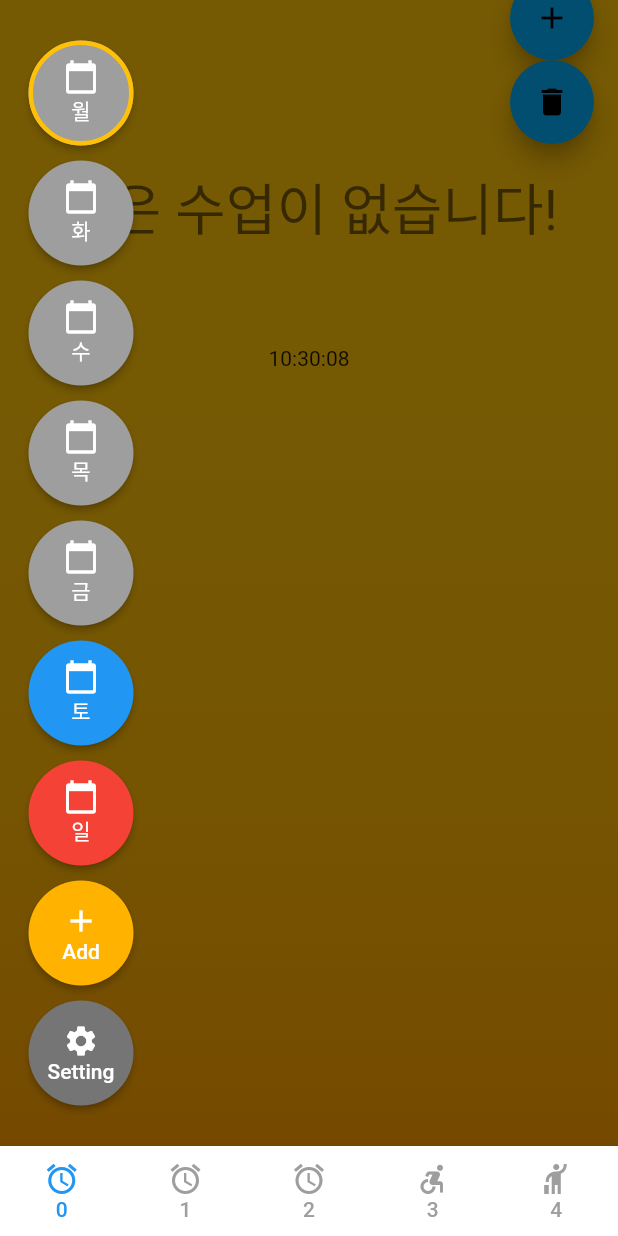
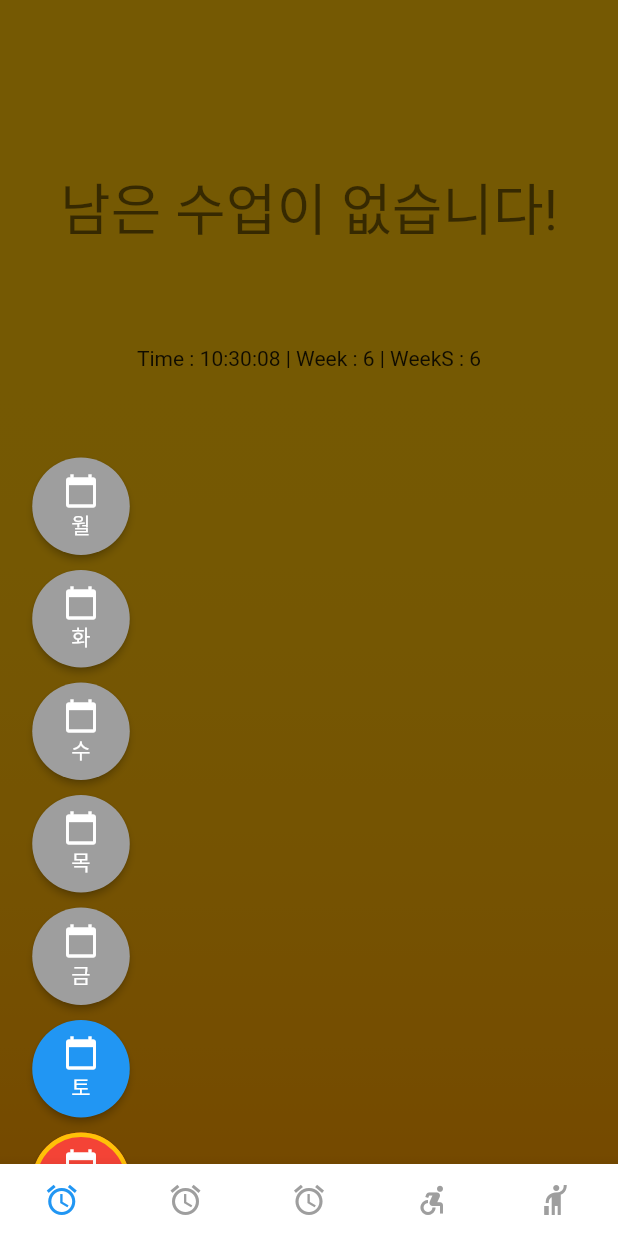
Before and after one commit to rooky0509/ontime, a Flutter app: the screen it shows after launch, with the side drawer open, on a phone screen of 412 x 824 dp. Run offline on Flutter 3.47's test engine with Material 2 defaults, Android fonts, the light colour scheme and no system bars; our stand-ins replace shared_preferences.

Commit message:
Drawer 여백추가 / listview: seekSelectIndex구별함

```diff
--- a/lib/TimeTable.dart
+++ b/lib/TimeTable.dart
@@ -20,6 +20,7 @@
 
   DateTime today = DateTime.now();
   int weekActiveIndex = 0;
+  int weekSelectIndex = -1;
   int cellActiveIndex = -1;
 
   List<String> weektoText = ["월","화","수","목","금","토","일","ㅗ"];
@@ -63,7 +64,8 @@
     _timer = Timer.periodic(const Duration(milliseconds: 50), (timer) {
       setState(() {
         today = DateTime.now();
-        weekActiveIndex = 0;//today.weekday-1;
+        weekActiveIndex = today.weekday-1;
+        if(weekSelectIndex==-1) weekSelectIndex = weekActiveIndex;
         int cellEndNextIndex = data[weekActiveIndex]!.indexWhere((element)=>element.remainDuration(today)["endYet"]);
         cellActiveIndex = cellEndNextIndex;
         timerTest++;
@@ -161,7 +163,7 @@
   Widget build(BuildContext context) {
     if(!timerIsPlaying) {
       timerIsPlaying = true;
-      load(0);
+      data.forEach((k,v) => load(k));
       start();
     }
     //https://www.youtube.com/watch?v=T4Uehk3_wlY
@@ -200,7 +202,7 @@
                 func: (e){},
                 isMainCell: true)//Cell(label: "1교시$timerTest",subject: "과학",detail: "가나다",start: [08,30,00], end: [09,20,00]))
             ),
-            Positioned(bottom: 0, child: Text(DateFormat.Hms().format(today))),
+            Positioned(bottom: 0, child: Text("Time : ${DateFormat.Hms().format(today)} | Week : $weekActiveIndex | WeekS : $weekSelectIndex")),
           ],
         ),
         Expanded(
@@ -210,7 +212,7 @@
                 begin: Alignment.topCenter,
                 end: Alignment.bottomCenter,
                 colors: [
-                  Colors.amber.withOpacity(0),
+                  Colors.amber.withOpacity(0.0),
                   Colors.amber.shade700,
                 ],
               ),
@@ -219,25 +221,25 @@
             //padding: EdgeInsets.all(40),
             child: ListView.builder(
               shrinkWrap: true,
-              itemCount:  data[0]!.length,
+              itemCount:  data[weekSelectIndex]!.length,
               itemBuilder: (context, index) =>
               Card(
-                color: index==cellActiveIndex?Colors.amber:Colors.blue, //리스트카드 색
+                color: (index==cellActiveIndex)&(weekActiveIndex==weekSelectIndex)?Colors.amber:Colors.blue, //리스트카드 색
                 child: Container(
                   padding: EdgeInsets.fromLTRB(50,20,50,20),
                   child: topActive(
-                    data[0]![index],
+                    data[weekSelectIndex]![index],
                     func: (e){
                       print(e);
                       e.editDialog(context).then((value){
                         if(value){
                           print("[${DateFormat.Hms().format(today)}]Get!! value : $value");
-                          save(0);
+                          save(weekSelectIndex);
                         }else{
                           print("GET!! but.. False!");
                         }
                       });
-                      //save(0);
+                      //save(weekSelectIndex);
                     }
                   ),//topActive(Cell(label: "$index교시")),
                 )
@@ -245,35 +247,23 @@
               Container(
                 color: index==cellActiveIndex?Colors.green:Colors.blue,
                 padding: EdgeInsets.fromLTRB(50,20,50,10),
-                child: topActive(data[0]![index]),//topActive(Cell(label: "$index교시")),
+                child: topActive(data[weekSelectIndex]![index]),//topActive(Cell(label: "$index교시")),
               )*/
             ),
           )
         )
       ],
     ),
-      floatingActionButton: Column(
-        children: <Widget>[
-          FloatingActionButton(
-            child: Icon(Icons.add),
-            onPressed: () async{
-              //saveData.remove('cellList_0');
-            },
-          ),
-          FloatingActionButton(
-            child: Icon(Icons.delete),
-            onPressed: () async{
-              clear(0);
-            },
-          ),
-        ],
-      ),
-      drawer: Column(
+      drawer: SingleChildScrollView(
+        child : Container(
+          //alignment: Alignment.centerLeft,
+          padding: EdgeInsets.fromLTRB(0, 75*4, 0, 75*4),
+          child: Column(
             mainAxisAlignment: MainAxisAlignment.center,
             children: List.generate(data.length, (index) =>
                   Container(
                     margin: EdgeInsets.fromLTRB(10, 5, 0, 5),
-                height: 70,
+                    height: 65,
                     child: MaterialButton(
                       shape: weekActiveIndex==index ? CircleBorder(side: BorderSide(width: 3, color: Colors.amber, style: BorderStyle.solid)) : CircleBorder(),
                       child: Column(
@@ -286,6 +276,7 @@
                       color: index==5?Colors.blue:index==6?Colors.red:Colors.grey,
                       textColor: Colors.white,
                       onPressed: (){
+                        setState((){weekSelectIndex = index;});
                         print('I:${index}_clicked');
                       },
                     ),
@@ -311,13 +302,32 @@
                         newCell.editDialog(context).then((value){
                           if(value){
                             print("[$newCell]Get!! value : $value");
-                        add(0, newCell);
-                        save(0);
+                            add(weekSelectIndex, newCell);
+                            save(weekSelectIndex);
                           }else{
                             print("GET!! but.. False! => add close");
                           }
                         });
                         print('Add_clicked');
+                      },
+                    ),
+                  ),
+                  Container(
+                    margin: EdgeInsets.fromLTRB(10, 5, 0, 5),
+                    height: 70,
+                    child: MaterialButton(
+                      shape: CircleBorder(),
+                      child: Column(
+                        mainAxisAlignment: MainAxisAlignment.center,
+                        children: [
+                          Icon(Icons.delete, color: Colors.white),
+                          Text("Clear"),
+                        ],
+                      ),
+                      color: Colors.amber.shade900,
+                      textColor: Colors.white,
+                      onPressed: (){
+                        clear(weekSelectIndex);
                       },
                     ),
                   ),
@@ -343,6 +353,9 @@
               ]
             )
           ),
+        )
+      ),
+
     );
   }
   //#endregion
--- a/lib/home.dart
+++ b/lib/home.dart
@@ -42,13 +42,13 @@
       flex: 1,
       child: MaterialButton(
         //minWidth: 60,
-        height: 60,
+        height: 30,
         onPressed: ()=>setTab(indexTab),
         child: Column(
           mainAxisAlignment: MainAxisAlignment.center,
           children: <Widget>[
             Icon(icon, color: color),
-            Text("$indexTab", style: TextStyle(color: color))
+            //Text("$indexTab", style: TextStyle(color: color))
           ],
         ),
       ),
```
Lines whose indentation alone changed are shown as unchanged.
